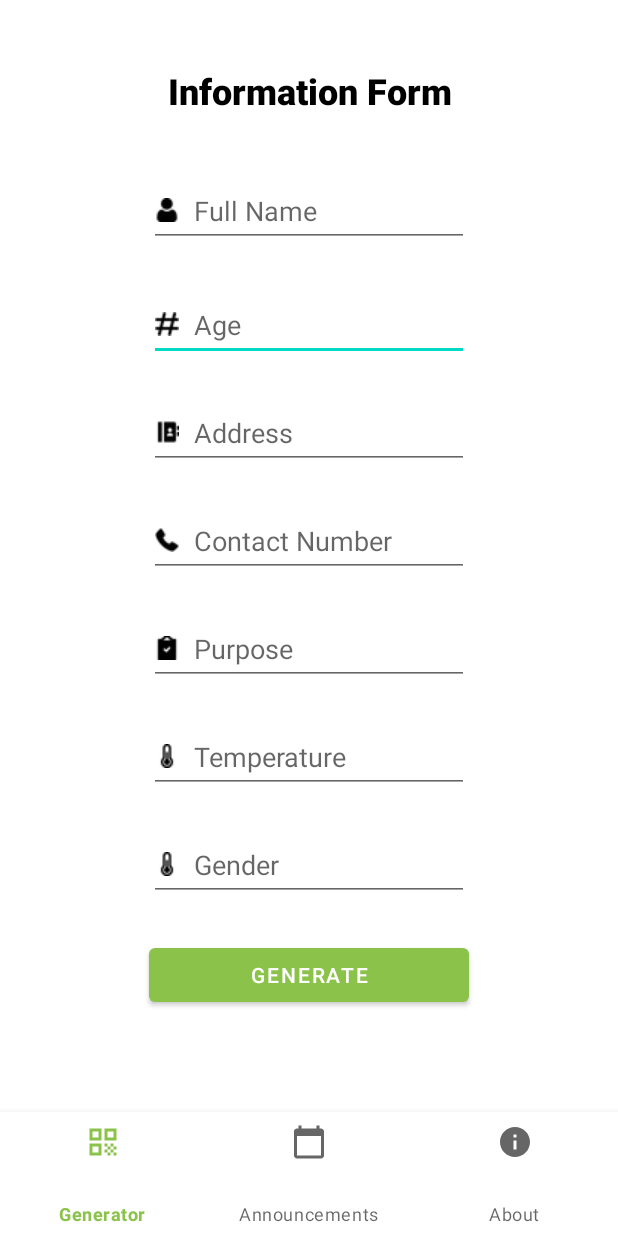
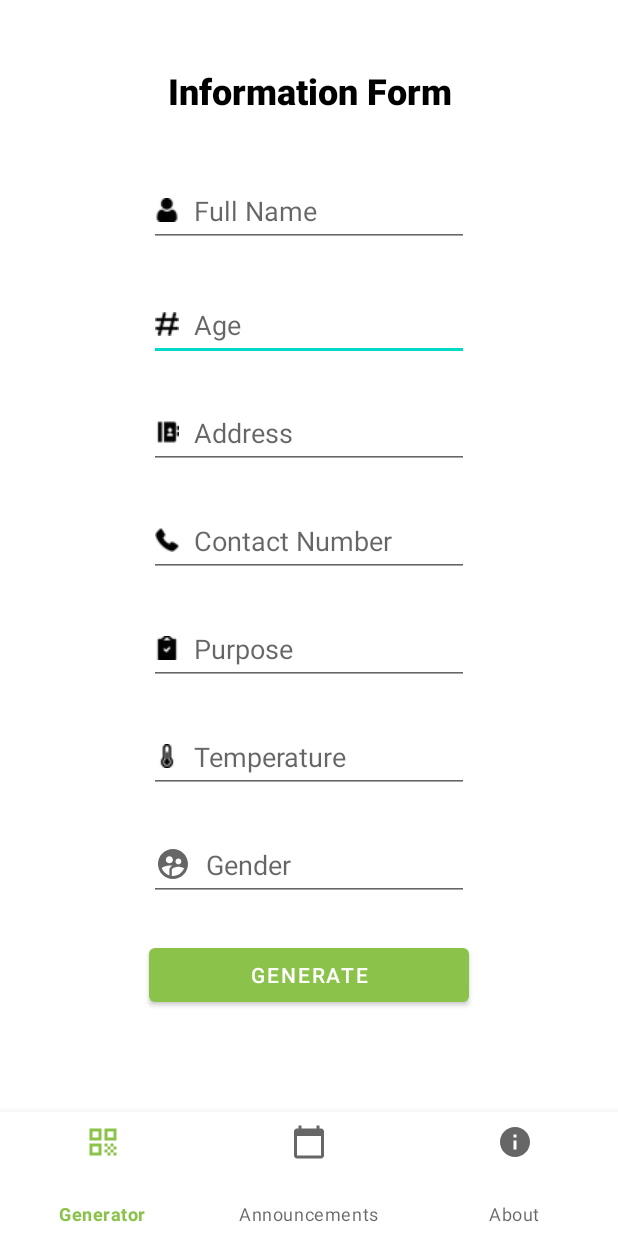
Before and after one commit to haroldeslr/qr-code-generator-app, an Android app: the screen it shows after launch (InformationActivity), after a tap on "NEXT", on a phone screen of 412 x 824 dp. Run offline under Robolectric (Android 15) with nearby library versions, the phone set to English and light mode, and no system bars.

Commit message:
Update gender icon in information form

```diff
--- /dev/null
+++ b/app/src/main/res/drawable/gender.xml
@@ -0,0 +1,5 @@
+<vector android:height="24dp" android:tint="?attr/colorControlNormal"
+    android:viewportHeight="24" android:viewportWidth="24"
+    android:width="24dp" xmlns:android="http://schemas.android.com/apk/res/android">
+    <path android:fillColor="@android:color/black" android:pathData="M11.99,2c-5.52,0 -10,4.48 -10,10s4.48,10 10,10 10,-4.48 10,-10 -4.48,-10 -10,-10zM15.6,8.34c1.07,0 1.93,0.86 1.93,1.93 0,1.07 -0.86,1.93 -1.93,1.93 -1.07,0 -1.93,-0.86 -1.93,-1.93 -0.01,-1.07 0.86,-1.93 1.93,-1.93zM9.6,6.76c1.3,0 2.36,1.06 2.36,2.36 0,1.3 -1.06,2.36 -2.36,2.36s-2.36,-1.06 -2.36,-2.36c0,-1.31 1.05,-2.36 2.36,-2.36zM9.6,15.89v3.75c-2.4,-0.75 -4.3,-2.6 -5.14,-4.96 1.05,-1.12 3.67,-1.69 5.14,-1.69 0.53,0 1.2,0.08 1.9,0.22 -1.64,0.87 -1.9,2.02 -1.9,2.68zM11.99,20c-0.27,0 -0.53,-0.01 -0.79,-0.04v-4.07c0,-1.42 2.94,-2.13 4.4,-2.13 1.07,0 2.92,0.39 3.84,1.15 -1.17,2.97 -4.06,5.09 -7.45,5.09z"/>
+</vector>
--- a/app/src/main/res/layout/activity_generator_fragment.xml
+++ b/app/src/main/res/layout/activity_generator_fragment.xml
@@ -112,7 +112,7 @@
             style="@style/Widget.AppCompat.EditText"
             android:layout_width="wrap_content"
             android:layout_height="48dp"
-            android:drawableLeft="@drawable/thermometer"
+            android:drawableLeft="@drawable/gender"
             android:drawablePadding="10dp"
             android:layout_marginTop="24dp"
             android:ems="10"
```
